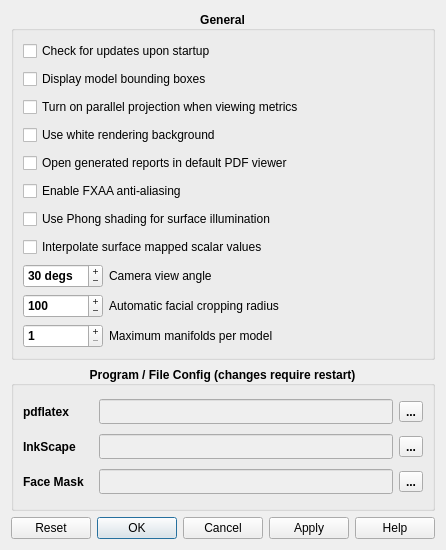
This is forms/PreferencesDialog.ui in frontiersi/Cliniface as Qt 5 draws it before an edit. The edited form follows.
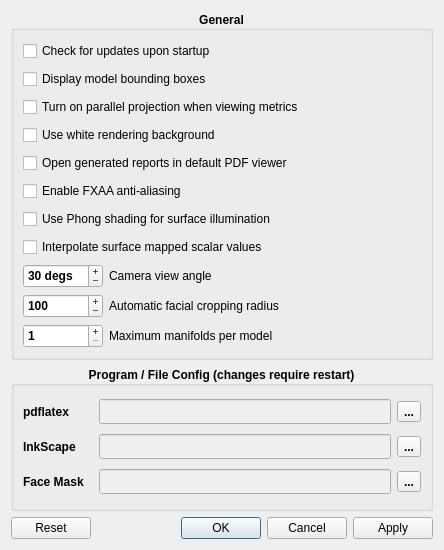
This is the edited form. Icons and pictures are not drawn.

Diff of the .ui file:
```diff
--- a/forms/PreferencesDialog.ui
+++ b/forms/PreferencesDialog.ui
@@ -652,7 +652,7 @@
       <enum>Qt::Horizontal</enum>
      </property>
      <property name="standardButtons">
-      <set>QDialogButtonBox::Apply|QDialogButtonBox::Cancel|QDialogButtonBox::Help|QDialogButtonBox::Ok|QDialogButtonBox::Reset</set>
+      <set>QDialogButtonBox::Apply|QDialogButtonBox::Cancel|QDialogButtonBox::Ok|QDialogButtonBox::Reset</set>
      </property>
      <property name="centerButtons">
       <bool>false</bool>
```
